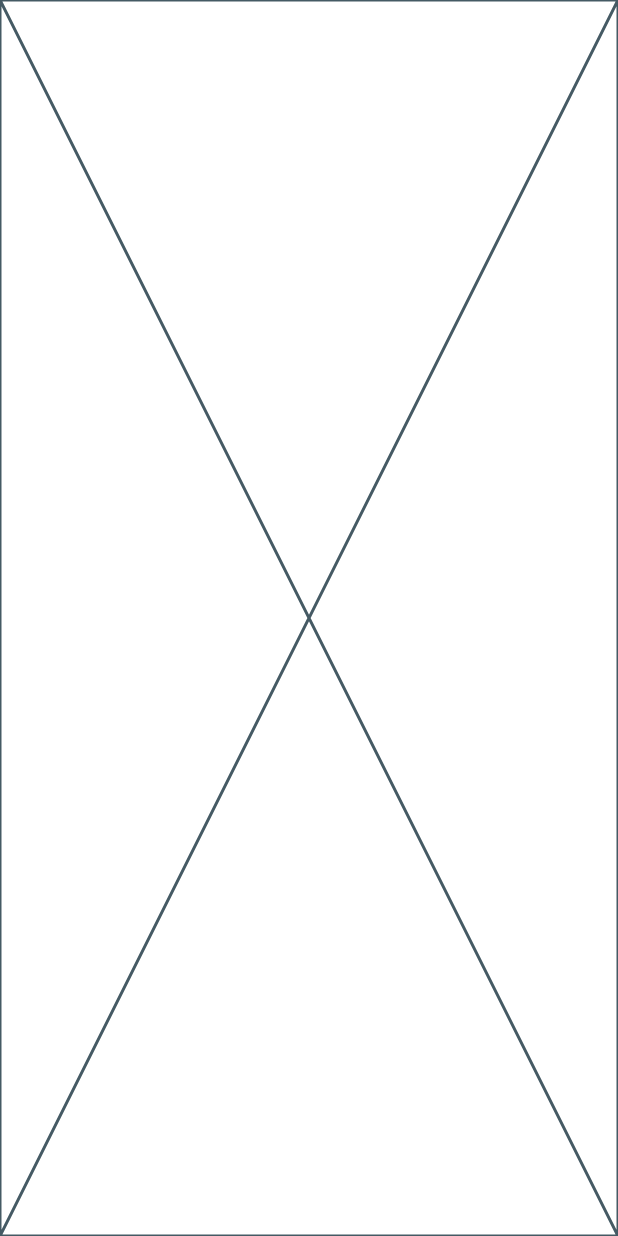
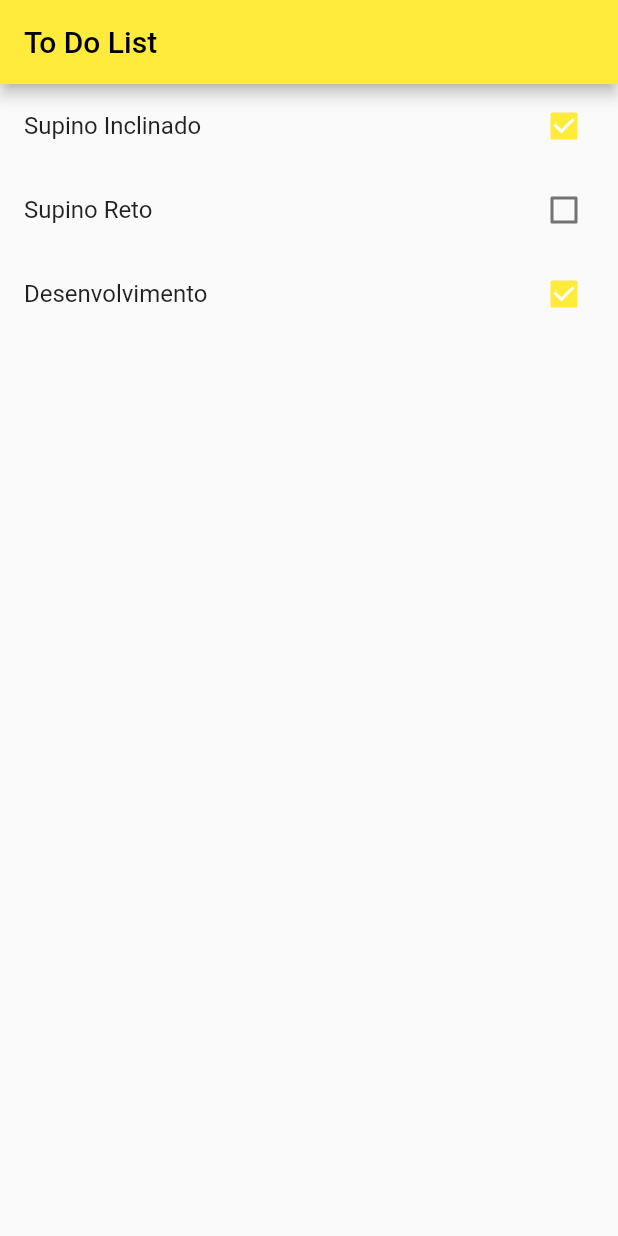
Before and after one commit to profgabrielac/to_do_app, a Flutter app: the screen it shows after launch, on a phone screen of 412 x 824 dp. Run offline on Flutter 3.47's test engine with Material 2 defaults, Android fonts, the phone set to English and light mode, and no system bars.

Commit message:
Update main.dart

```diff
--- a/to_do_app/lib/main.dart
+++ b/to_do_app/lib/main.dart
@@ -1,4 +1,6 @@
 import 'package:flutter/material.dart';
+
+import 'models/item.dart';
 
 void main() {
   runApp(App());
@@ -19,7 +21,13 @@ class App extends StatelessWidget {
 }
 
 class HomePage extends StatefulWidget {
-  const HomePage({super.key});
+  List<Item> items = [];
+
+  HomePage() {
+    items.add(Item(title: "Supino Inclinado", done: true));
+    items.add(Item(title: "Supino Reto", done: false));
+    items.add(Item(title: "Desenvolvimento", done: true));
+  }
 
   @override
   State<HomePage> createState() => _HomePageState();
@@ -28,6 +36,26 @@ class HomePage extends StatefulWidget {
 class _HomePageState extends State<HomePage> {
   @override
   Widget build(BuildContext context) {
-    return const Placeholder();
+    return Scaffold(
+      appBar: AppBar(
+        title: Text("To Do List"),
+      ),
+      body: ListView.builder(
+        itemCount: widget.items.length,
+        itemBuilder: (BuildContext context, int index) {
+          final item = widget.items[index];
+          return CheckboxListTile(
+            title: Text(item.title),
+            key: Key(item.title),
+            value: item.done,
+            onChanged: (value) {
+              setState(() {
+                item.done = value!;
+              });
+            },
+          );
+        },
+      ),
+    );
   }
 }
```
